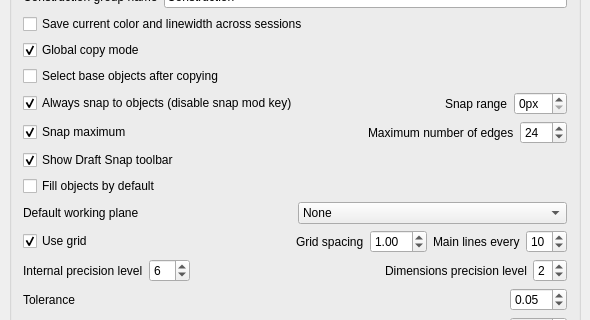
This is src/Mod/Draft/Resources/ui/userprefs-base.ui in berndhahnebach/All_FreeCAD as Qt 5 draws it before an edit; both pictures show x 0 to 590 and y 139 to 459 of the 590 by 638 pixel window. The edited form follows.
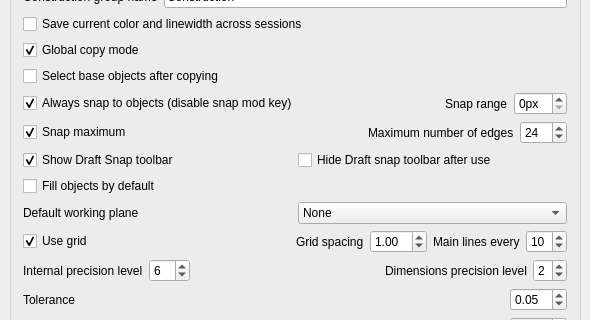
This is the edited form. Custom widgets are drawn as their Qt base class.

Commit message: Added a Draft prefs option to hide the Snap bar after use

Diff of the .ui file:
```diff
--- a/src/Mod/Draft/Resources/ui/userprefs-base.ui
+++ b/src/Mod/Draft/Resources/ui/userprefs-base.ui
@@ -7,7 +7,7 @@
     <x>0</x>
     <y>0</y>
     <width>590</width>
-    <height>629</height>
+    <height>632</height>
    </rect>
   </property>
   <property name="windowTitle">
@@ -541,6 +541,19 @@
           </property>
          </widget>
         </item>
+        <item>
+         <widget class="Gui::PrefCheckBox" name="gui::prefcheckbox_9">
+          <property name="text">
+           <string>Hide Draft snap toolbar after use</string>
+          </property>
+          <property name="prefEntry" stdset="0">
+           <cstring>hideSnapBar</cstring>
+          </property>
+          <property name="prefPath" stdset="0">
+           <cstring>Mod/Draft</cstring>
+          </property>
+         </widget>
+        </item>
        </layout>
       </item>
       <item>
```
Left out of the diff: 48 changed lines with no effect on the pictures. The commit also changes 3 other files.
